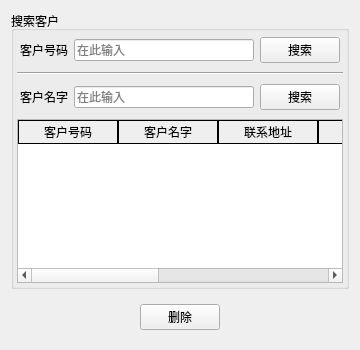
This is CompanyStroageManagement/SearchClientWin.ui in linxinwNeo/CompanyStroageManagement as Qt 5 draws it before an edit. The edited form follows.
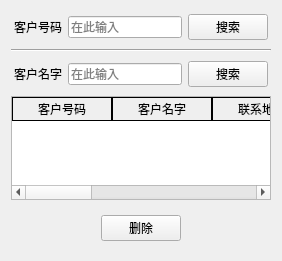
This is the edited form.

The edit to the form file:
```diff
--- a/CompanyStroageManagement/SearchClientWin.ui
+++ b/CompanyStroageManagement/SearchClientWin.ui
@@ -6,8 +6,8 @@
    <rect>
     <x>0</x>
     <y>0</y>
-    <width>360</width>
-    <height>350</height>
+    <width>282</width>
+    <height>261</height>
    </rect>
   </property>
   <property name="windowTitle">
@@ -24,27 +24,6 @@
   </property>
   <layout class="QVBoxLayout" name="verticalLayout">
    <item>
-    <widget class="QGroupBox" name="groupBox">
-     <property name="locale">
-      <locale language="English" country="UnitedStates"/>
-     </property>
-     <property name="title">
-      <string>搜索客户</string>
-     </property>
-     <layout class="QVBoxLayout" name="verticalLayout_3">
-      <property name="leftMargin">
-       <number>3</number>
-      </property>
-      <property name="topMargin">
-       <number>3</number>
-      </property>
-      <property name="rightMargin">
-       <number>3</number>
-      </property>
-      <property name="bottomMargin">
-       <number>3</number>
-      </property>
-      <item>
        <widget class="QWidget" name="widget" native="true">
         <layout class="QHBoxLayout" name="horizontalLayout">
          <property name="leftMargin">
@@ -175,9 +154,6 @@
           <string>付款方式</string>
          </property>
         </column>
-       </widget>
-      </item>
-     </layout>
     </widget>
    </item>
    <item>
```
Lines whose indentation alone changed are shown as unchanged.
